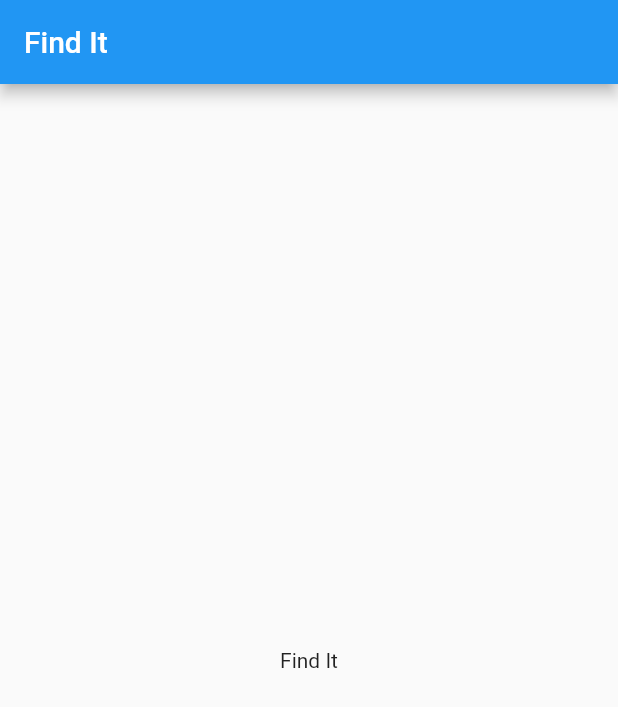
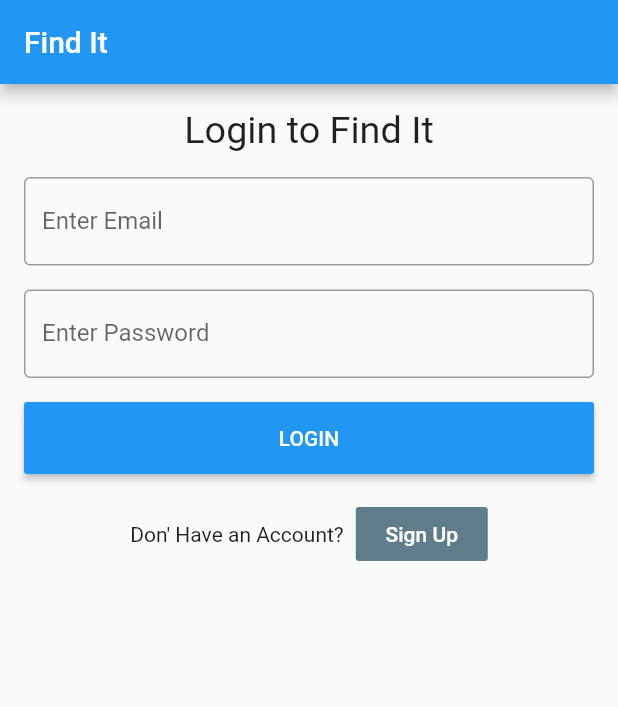
Before and after one commit to ongebo/find-it-offline-first, a Flutter app: the screen it shows after launch, on a phone screen of 412 x 824 dp. Shown: the top 707 px of the screen. Run offline on Flutter 3.47's test engine with Material 2 defaults, Android fonts, the phone set to English and light mode, and no system bars.

Commit message:
Add login page

```diff
--- a/lib/main.dart
+++ b/lib/main.dart
@@ -1,3 +1,4 @@
+import 'package:findit_offline_first/ui/login.dart';
 import 'package:flutter/material.dart';
 
 void main() {
@@ -12,26 +13,7 @@ class MyApp extends StatelessWidget {
       theme: ThemeData(
         primarySwatch: Colors.blue,
       ),
-      home: MyHomePage(),
+      home: LoginPage(),
     );
   }
 }
-
-class MyHomePage extends StatefulWidget {
-  @override
-  _MyHomePageState createState() => _MyHomePageState();
-}
-
-class _MyHomePageState extends State<MyHomePage> {
-  @override
-  Widget build(BuildContext context) {
-    return Scaffold(
-      appBar: AppBar(
-        title: Text('Find It'),
-      ),
-      body: Center(
-        child: Text('Find It'),
-      ),
-    );
-  }
-}
--- /dev/null
+++ b/lib/ui/home.dart
@@ -0,0 +1,21 @@
+import 'package:flutter/cupertino.dart';
+import 'package:flutter/material.dart';
+
+class HomePage extends StatefulWidget {
+  @override
+  _HomePageState createState() => _HomePageState();
+}
+
+class _HomePageState extends State<HomePage> {
+  @override
+  Widget build(BuildContext context) {
+    return Scaffold(
+      appBar: AppBar(
+        title: Text('Find It'),
+      ),
+      body: Center(
+        child: Text('Find It'),
+      ),
+    );
+  }
+}
--- /dev/null
+++ b/lib/ui/login.dart
@@ -0,0 +1,83 @@
+import 'package:flutter/cupertino.dart';
+import 'package:flutter/material.dart';
+
+class LoginPage extends StatefulWidget {
+  @override
+  _LoginPageState createState() => _LoginPageState();
+}
+
+class _LoginPageState extends State<LoginPage> {
+  @override
+  Widget build(BuildContext context) {
+    return Scaffold(
+      appBar: AppBar(
+        title: Text('Find It'),
+      ),
+      body: Padding(
+        padding: const EdgeInsets.only(left: 16.0, right: 16.0),
+        child: ListView(
+          children: [
+            SizedBox(
+              height: 16.0,
+            ),
+            Text(
+              'Login to Find It',
+              textAlign: TextAlign.center,
+              textScaleFactor: 1.8,
+            ),
+            SizedBox(
+              height: 16.0,
+            ),
+            TextFormField(
+              decoration: InputDecoration(
+                  labelText: 'Enter Email', border: OutlineInputBorder()),
+            ),
+            SizedBox(
+              height: 16.0,
+            ),
+            TextFormField(
+              obscureText: true,
+              decoration: InputDecoration(
+                  labelText: 'Enter Password', border: OutlineInputBorder()),
+            ),
+            SizedBox(
+              height: 16.0,
+            ),
+            RaisedButton(
+              color: Colors.blue,
+              onPressed: () {
+                //
+              },
+              child: Padding(
+                padding: const EdgeInsets.only(top: 16.0, bottom: 16.0),
+                child: Text(
+                  'LOGIN',
+                  style: TextStyle(color: Colors.white),
+                ),
+              ),
+            ),
+            SizedBox(
+              height: 16.0,
+            ),
+            Row(
+              mainAxisAlignment: MainAxisAlignment.center,
+              children: [
+                Text('Don\' Have an Account?'),
+                SizedBox(
+                  width: 8.0,
+                ),
+                FlatButton(
+                    color: Colors.blueGrey,
+                    onPressed: () {},
+                    child: Text(
+                      'Sign Up',
+                      style: TextStyle(color: Colors.white),
+                    ))
+              ],
+            )
+          ],
+        ),
+      ),
+    );
+  }
+}
```
